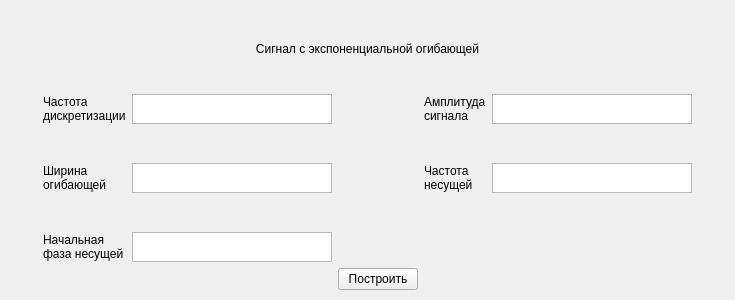
Qt form ui/ExpEnvelope.ui (FroggyKwa/SignalAnalyzer) before a commit.
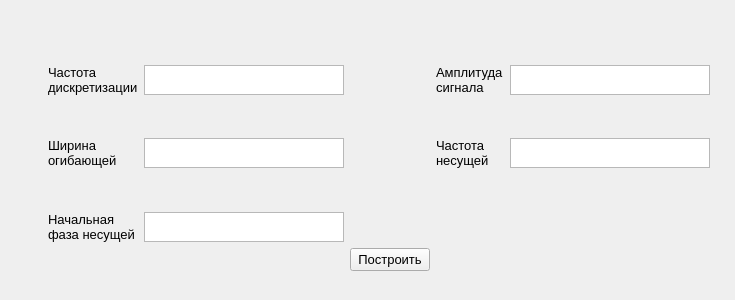
The same form after that commit.

Patch:
```diff
--- a/ui/ExpEnvelope.ui
+++ b/ui/ExpEnvelope.ui
@@ -10,6 +10,18 @@
     <height>300</height>
    </rect>
   </property>
+  <property name="minimumSize">
+   <size>
+    <width>735</width>
+    <height>300</height>
+   </size>
+  </property>
+  <property name="maximumSize">
+   <size>
+    <width>735</width>
+    <height>300</height>
+   </size>
+  </property>
   <property name="windowTitle">
    <string>Form</string>
   </property>
@@ -17,22 +29,157 @@
    <property name="geometry">
     <rect>
      <x>9</x>
-     <y>9</y>
-     <width>717</width>
+     <y>-10</y>
+     <width>740</width>
      <height>281</height>
     </rect>
    </property>
+   <property name="font">
+    <font>
+     <pointsize>10</pointsize>
+    </font>
+   </property>
    <layout class="QGridLayout" name="gridLayout">
-    <item row="5" column="4">
-     <widget class="QLabel" name="frequency">
+    <item row="2" column="2">
+     <widget class="QTextEdit" name="frequency_text_edit">
+      <property name="sizePolicy">
+       <sizepolicy hsizetype="Fixed" vsizetype="Fixed">
+        <horstretch>0</horstretch>
+        <verstretch>0</verstretch>
+       </sizepolicy>
+      </property>
+      <property name="maximumSize">
+       <size>
+        <width>200</width>
+        <height>30</height>
+       </size>
+      </property>
+      <property name="font">
+       <font>
+        <pointsize>10</pointsize>
+       </font>
+      </property>
+     </widget>
+    </item>
+    <item row="1" column="2">
+     <spacer name="verticalSpacer_3">
+      <property name="font">
+       <font>
+        <pointsize>10</pointsize>
+       </font>
+      </property>
+      <property name="orientation">
+       <enum>Qt::Vertical</enum>
+      </property>
+      <property name="sizeHint" stdset="0">
+       <size>
+        <width>20</width>
+        <height>40</height>
+       </size>
+      </property>
+     </spacer>
+    </item>
+    <item row="2" column="4">
+     <widget class="QLabel" name="amplitude_edit">
+      <property name="font">
+       <font>
+        <pointsize>10</pointsize>
+       </font>
+      </property>
       <property name="text">
-       <string>Частота
-несущей</string>
+       <string>Амплитуда
+сигнала</string>
       </property>
      </widget>
     </item>
-    <item row="5" column="6">
+    <item row="2" column="5">
+     <widget class="QTextEdit" name="a">
+      <property name="sizePolicy">
+       <sizepolicy hsizetype="Fixed" vsizetype="Fixed">
+        <horstretch>0</horstretch>
+        <verstretch>0</verstretch>
+       </sizepolicy>
+      </property>
+      <property name="maximumSize">
+       <size>
+        <width>200</width>
+        <height>30</height>
+       </size>
+      </property>
+      <property name="font">
+       <font>
+        <pointsize>10</pointsize>
+       </font>
+      </property>
+     </widget>
+    </item>
+    <item row="6" column="2">
+     <widget class="QTextEdit" name="fi">
+      <property name="sizePolicy">
+       <sizepolicy hsizetype="Fixed" vsizetype="Fixed">
+        <horstretch>0</horstretch>
+        <verstretch>0</verstretch>
+       </sizepolicy>
+      </property>
+      <property name="maximumSize">
+       <size>
+        <width>200</width>
+        <height>30</height>
+       </size>
+      </property>
+      <property name="font">
+       <font>
+        <pointsize>10</pointsize>
+       </font>
+      </property>
+     </widget>
+    </item>
+    <item row="5" column="2">
+     <spacer name="verticalSpacer_2">
+      <property name="font">
+       <font>
+        <pointsize>10</pointsize>
+       </font>
+      </property>
+      <property name="orientation">
+       <enum>Qt::Vertical</enum>
+      </property>
+      <property name="sizeHint" stdset="0">
+       <size>
+        <width>20</width>
+        <height>40</height>
+       </size>
+      </property>
+     </spacer>
+    </item>
+    <item row="4" column="5">
+     <widget class="QTextEdit" name="fn">
+      <property name="sizePolicy">
+       <sizepolicy hsizetype="Fixed" vsizetype="Fixed">
+        <horstretch>0</horstretch>
+        <verstretch>0</verstretch>
+       </sizepolicy>
+      </property>
+      <property name="maximumSize">
+       <size>
+        <width>200</width>
+        <height>30</height>
+       </size>
+      </property>
+      <property name="font">
+       <font>
+        <pointsize>10</pointsize>
+       </font>
+      </property>
+     </widget>
+    </item>
+    <item row="4" column="6">
      <spacer name="horizontalSpacer_3">
+      <property name="font">
+       <font>
+        <pointsize>10</pointsize>
+       </font>
+      </property>
       <property name="orientation">
        <enum>Qt::Horizontal</enum>
       </property>
@@ -44,21 +191,13 @@
       </property>
      </spacer>
     </item>
-    <item row="1" column="0" colspan="7">
-     <widget class="QLabel" name="label_5">
-      <property name="layoutDirection">
-       <enum>Qt::LeftToRight</enum>
-      </property>
-      <property name="text">
-       <string>Сигнал с экспоненциальной огибающей</string>
-      </property>
-      <property name="alignment">
-       <set>Qt::AlignCenter</set>
-      </property>
-     </widget>
-    </item>
-    <item row="7" column="3">
+    <item row="6" column="3">
      <spacer name="horizontalSpacer">
+      <property name="font">
+       <font>
+        <pointsize>10</pointsize>
+       </font>
+      </property>
       <property name="orientation">
        <enum>Qt::Horizontal</enum>
       </property>
@@ -70,49 +209,39 @@
       </property>
      </spacer>
     </item>
-    <item row="7" column="1">
+    <item row="6" column="1">
      <widget class="QLabel" name="start_fase">
+      <property name="font">
+       <font>
+        <pointsize>10</pointsize>
+       </font>
+      </property>
       <property name="text">
        <string>Начальная
 фаза несущей</string>
       </property>
      </widget>
     </item>
-    <item row="5" column="0">
-     <spacer name="horizontalSpacer_2">
-      <property name="orientation">
-       <enum>Qt::Horizontal</enum>
+    <item row="4" column="4">
+     <widget class="QLabel" name="frequency">
+      <property name="font">
+       <font>
+        <pointsize>10</pointsize>
+       </font>
       </property>
-      <property name="sizeHint" stdset="0">
-       <size>
-        <width>40</width>
-        <height>20</height>
-       </size>
-      </property>
-     </spacer>
-    </item>
-    <item row="4" column="2">
-     <spacer name="verticalSpacer">
-      <property name="orientation">
-       <enum>Qt::Vertical</enum>
-      </property>
-      <property name="sizeHint" stdset="0">
-       <size>
-        <width>20</width>
-        <height>40</height>
-       </size>
-      </property>
-     </spacer>
-    </item>
-    <item row="8" column="3">
-     <widget class="QPushButton" name="build_plot_button">
       <property name="text">
-       <string>Построить</string>
+       <string>Частота
+несущей</string>
       </property>
      </widget>
     </item>
     <item row="0" column="2">
      <spacer name="verticalSpacer_5">
+      <property name="font">
+       <font>
+        <pointsize>10</pointsize>
+       </font>
+      </property>
       <property name="orientation">
        <enum>Qt::Vertical</enum>
       </property>
@@ -124,32 +253,56 @@
       </property>
      </spacer>
     </item>
-    <item row="3" column="1">
+    <item row="2" column="1">
      <widget class="QLabel" name="label">
+      <property name="font">
+       <font>
+        <pointsize>10</pointsize>
+       </font>
+      </property>
       <property name="text">
        <string>Частота
 дискретизации</string>
       </property>
      </widget>
     </item>
+    <item row="7" column="3">
+     <widget class="QPushButton" name="build_plot_button">
+      <property name="font">
+       <font>
+        <pointsize>10</pointsize>
+       </font>
+      </property>
+      <property name="text">
+       <string>Построить</string>
+      </property>
+     </widget>
+    </item>
+    <item row="4" column="0">
+     <spacer name="horizontalSpacer_2">
+      <property name="font">
+       <font>
+        <pointsize>10</pointsize>
+       </font>
+      </property>
+      <property name="orientation">
+       <enum>Qt::Horizontal</enum>
+      </property>
+      <property name="sizeHint" stdset="0">
+       <size>
+        <width>40</width>
+        <height>20</height>
+       </size>
+      </property>
+     </spacer>
+    </item>
     <item row="3" column="2">
-     <widget class="QTextEdit" name="frequency_text_edit">
-      <property name="sizePolicy">
-       <sizepolicy hsizetype="Fixed" vsizetype="Fixed">
-        <horstretch>0</horstretch>
-        <verstretch>0</verstretch>
-       </sizepolicy>
+     <spacer name="verticalSpacer">
+      <property name="font">
+       <font>
+        <pointsize>10</pointsize>
+       </font>
       </property>
-      <property name="maximumSize">
-       <size>
-        <width>200</width>
-        <height>30</height>
-       </size>
-      </property>
-     </widget>
-    </item>
-    <item row="2" column="2">
-     <spacer name="verticalSpacer_3">
       <property name="orientation">
        <enum>Qt::Vertical</enum>
       </property>
@@ -161,23 +314,20 @@
       </property>
      </spacer>
     </item>
-    <item row="5" column="1">
+    <item row="4" column="1">
      <widget class="QLabel" name="width_envelope">
+      <property name="font">
+       <font>
+        <pointsize>10</pointsize>
+       </font>
+      </property>
       <property name="text">
        <string>Ширина
 огибающей</string>
       </property>
      </widget>
     </item>
-    <item row="3" column="4">
-     <widget class="QLabel" name="amplitude_edit">
-      <property name="text">
-       <string>Амплитуда
-сигнала</string>
-      </property>
-     </widget>
-    </item>
-    <item row="5" column="2">
+    <item row="4" column="2">
      <widget class="QTextEdit" name="t">
       <property name="sizePolicy">
        <sizepolicy hsizetype="Fixed" vsizetype="Fixed">
@@ -191,66 +341,10 @@
         <height>30</height>
        </size>
       </property>
-     </widget>
-    </item>
-    <item row="3" column="5">
-     <widget class="QTextEdit" name="a">
-      <property name="sizePolicy">
-       <sizepolicy hsizetype="Fixed" vsizetype="Fixed">
-        <horstretch>0</horstretch>
-        <verstretch>0</verstretch>
-       </sizepolicy>
-      </property>
-      <property name="maximumSize">
-       <size>
-        <width>200</width>
-        <height>30</height>
-       </size>
-      </property>
-     </widget>
-    </item>
-    <item row="7" column="2">
-     <widget class="QTextEdit" name="fi">
-      <property name="sizePolicy">
-       <sizepolicy hsizetype="Fixed" vsizetype="Fixed">
-        <horstretch>0</horstretch>
-        <verstretch>0</verstretch>
-       </sizepolicy>
-      </property>
-      <property name="maximumSize">
-       <size>
-        <width>200</width>
-        <height>30</height>
-       </size>
-      </property>
-     </widget>
-    </item>
-    <item row="6" column="2">
-     <spacer name="verticalSpacer_2">
-      <property name="orientation">
-       <enum>Qt::Vertical</enum>
-      </property>
-      <property name="sizeHint" stdset="0">
-       <size>
-        <width>20</width>
-        <height>40</height>
-       </size>
-      </property>
-     </spacer>
-    </item>
-    <item row="5" column="5">
-     <widget class="QTextEdit" name="fn">
-      <property name="sizePolicy">
-       <sizepolicy hsizetype="Fixed" vsizetype="Fixed">
-        <horstretch>0</horstretch>
-        <verstretch>0</verstretch>
-       </sizepolicy>
-      </property>
-      <property name="maximumSize">
-       <size>
-        <width>200</width>
-        <height>30</height>
-       </size>
+      <property name="font">
+       <font>
+        <pointsize>10</pointsize>
+       </font>
       </property>
      </widget>
     </item>
```
